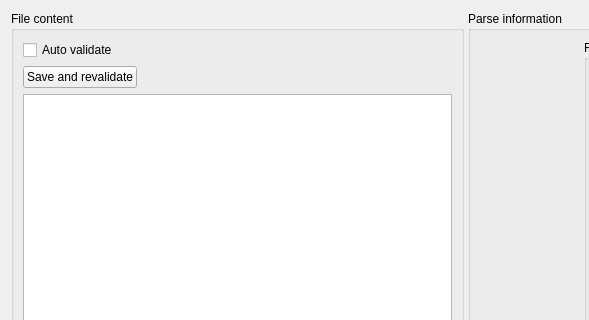
Before: the Qt Designer form forms/TerRaTronNewInterfaceWidget.ui in JulesDoc/TerRaTronNewInterface, drawn with Qt 5; both pictures show x 0 to 589 and y 0 to 320 of the 970 by 774 pixel window.
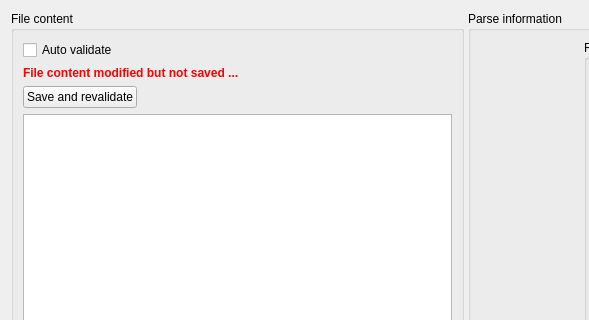
After: the same form once the commit is applied. Icons and pictures are not drawn. Custom widgets are drawn as their Qt base class.

Commit message: Added new actions menu. Message user file unsaved. Highlight error line. Find error line.

Diff of the .ui file:
```diff
--- a/forms/TerRaTronNewInterfaceWidget.ui
+++ b/forms/TerRaTronNewInterfaceWidget.ui
@@ -21,10 +21,60 @@
        <string>File content</string>
       </property>
       <layout class="QGridLayout" name="gridLayout">
-       <item row="2" column="0">
-        <widget class="CodeEditor" name="fileContent_textEdit"/>
-       </item>
        <item row="1" column="0">
+        <widget class="QLabel" name="labelTextWarning">
+         <property name="palette">
+          <palette>
+           <active>
+            <colorrole role="WindowText">
+             <brush brushstyle="SolidPattern">
+              <color alpha="255">
+               <red>255</red>
+               <green>0</green>
+               <blue>0</blue>
+              </color>
+             </brush>
+            </colorrole>
+           </active>
+           <inactive>
+            <colorrole role="WindowText">
+             <brush brushstyle="SolidPattern">
+              <color alpha="255">
+               <red>255</red>
+               <green>0</green>
+               <blue>0</blue>
+              </color>
+             </brush>
+            </colorrole>
+           </inactive>
+           <disabled>
+            <colorrole role="WindowText">
+             <brush brushstyle="SolidPattern">
+              <color alpha="255">
+               <red>120</red>
+               <green>120</green>
+               <blue>120</blue>
+              </color>
+             </brush>
+            </colorrole>
+           </disabled>
+          </palette>
+         </property>
+         <property name="font">
+          <font>
+           <weight>75</weight>
+           <bold>true</bold>
+          </font>
+         </property>
+         <property name="text">
+          <string>File content modified but not saved ...</string>
+         </property>
+         <property name="textFormat">
+          <enum>Qt::RichText</enum>
+         </property>
+        </widget>
+       </item>
+       <item row="2" column="0">
         <widget class="QWidget" name="save_and_revalidate_widget" native="true">
          <layout class="QHBoxLayout" name="horizontalLayout_2">
           <property name="leftMargin">
@@ -86,6 +136,16 @@
          </layout>
         </widget>
        </item>
+       <item row="3" column="0">
+        <widget class="CodeEditor" name="fileContent_textEdit">
+         <property name="frameShadow">
+          <enum>QFrame::Plain</enum>
+         </property>
+         <property name="lineWidth">
+          <number>1</number>
+         </property>
+        </widget>
+       </item>
        <item row="0" column="0">
         <widget class="QCheckBox" name="autoValidate_checkBox">
          <property name="text">
```
Left out of the diff: 34 changed lines with no effect on the pictures. The commit also changes 8 other files.
